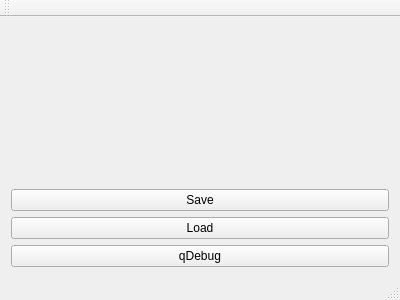
Qt form myAuthority/testMyAuthority/mainwindow.ui (fuxiruo/fuxiruo-and-Qt) before a commit.
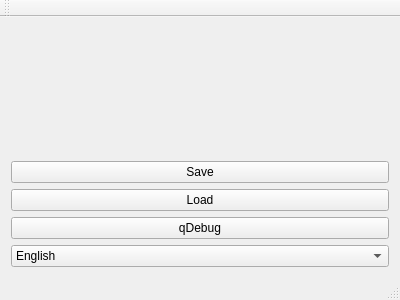
The same form after that commit. Custom widgets are drawn as their Qt base class.

Diff of the .ui file:
```diff
--- a/myAuthority/testMyAuthority/mainwindow.ui
+++ b/myAuthority/testMyAuthority/mainwindow.ui
@@ -39,6 +39,20 @@
       </property>
      </widget>
     </item>
+    <item row="4" column="0">
+     <widget class="QComboBox" name="comboBox">
+      <item>
+       <property name="text">
+        <string>English</string>
+       </property>
+      </item>
+      <item>
+       <property name="text">
+        <string>中文</string>
+       </property>
+      </item>
+     </widget>
+    </item>
    </layout>
   </widget>
   <widget class="QMenuBar" name="menuBar">
```
Left out of the diff: 6 changed lines with no effect on the pictures.
